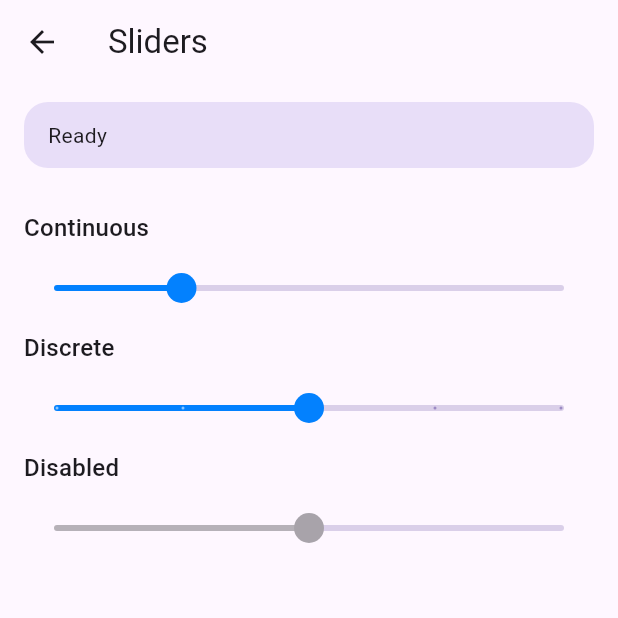
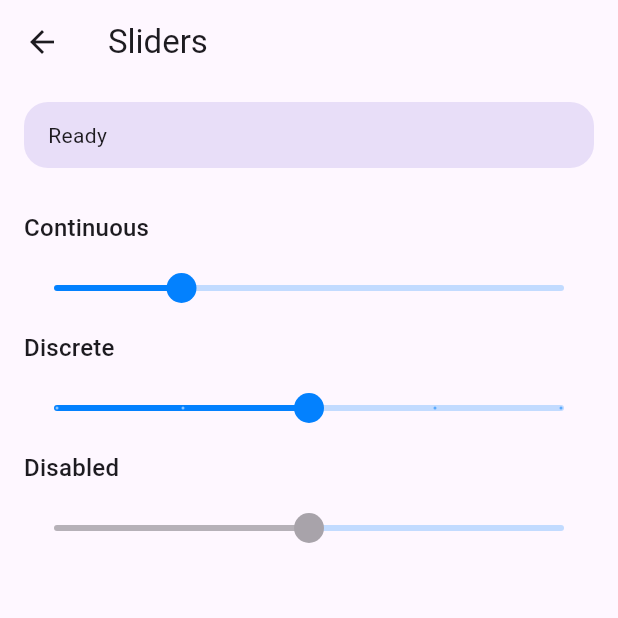
Before and after one commit to jhynsoo/one_ui, a Flutter app: the SlidersCatalogPage screen opened directly, on a phone screen of 412 x 824 dp, the top half of it. Run offline on Flutter 3.47's test engine with Material 3 defaults, Android fonts, the light colour scheme and no system bars; drawn by our look-alikes of dynamic_color.

Commit message:
fix(slider): use semantic inactive colors

```diff
--- a/lib/src/widgets/slider/slider.dart
+++ b/lib/src/widgets/slider/slider.dart
@@ -450,13 +450,13 @@ class _SliderState extends State<OneUISlider> with TickerProviderStateMixin {
       inactiveTrackColor:
           widget.inactiveColor ??
           sliderTheme.inactiveTrackColor ??
-          theme.colorScheme.primary.withValues(alpha: 0.24),
+          oneUIColorScheme.primary.withValues(alpha: 0.24),
       disabledActiveTrackColor:
           sliderTheme.disabledActiveTrackColor ??
           theme.colorScheme.onSurface.withValues(alpha: 0.32),
       disabledInactiveTrackColor:
           sliderTheme.disabledInactiveTrackColor ??
-          theme.colorScheme.primary.withValues(alpha: 0.24),
+          oneUIColorScheme.primary.withValues(alpha: 0.24),
       activeTickMarkColor:
           widget.inactiveColor ??
           sliderTheme.activeTickMarkColor ??
@@ -464,7 +464,7 @@ class _SliderState extends State<OneUISlider> with TickerProviderStateMixin {
       inactiveTickMarkColor:
           widget.activeColor ??
           sliderTheme.inactiveTickMarkColor ??
-          theme.colorScheme.primary.withValues(alpha: 0.54),
+          oneUIColorScheme.primary.withValues(alpha: 0.54),
       disabledActiveTickMarkColor:
           sliderTheme.disabledActiveTickMarkColor ??
           theme.colorScheme.onPrimary.withValues(alpha: 0.12),
```
Also changed, not shown: 1 other file.
